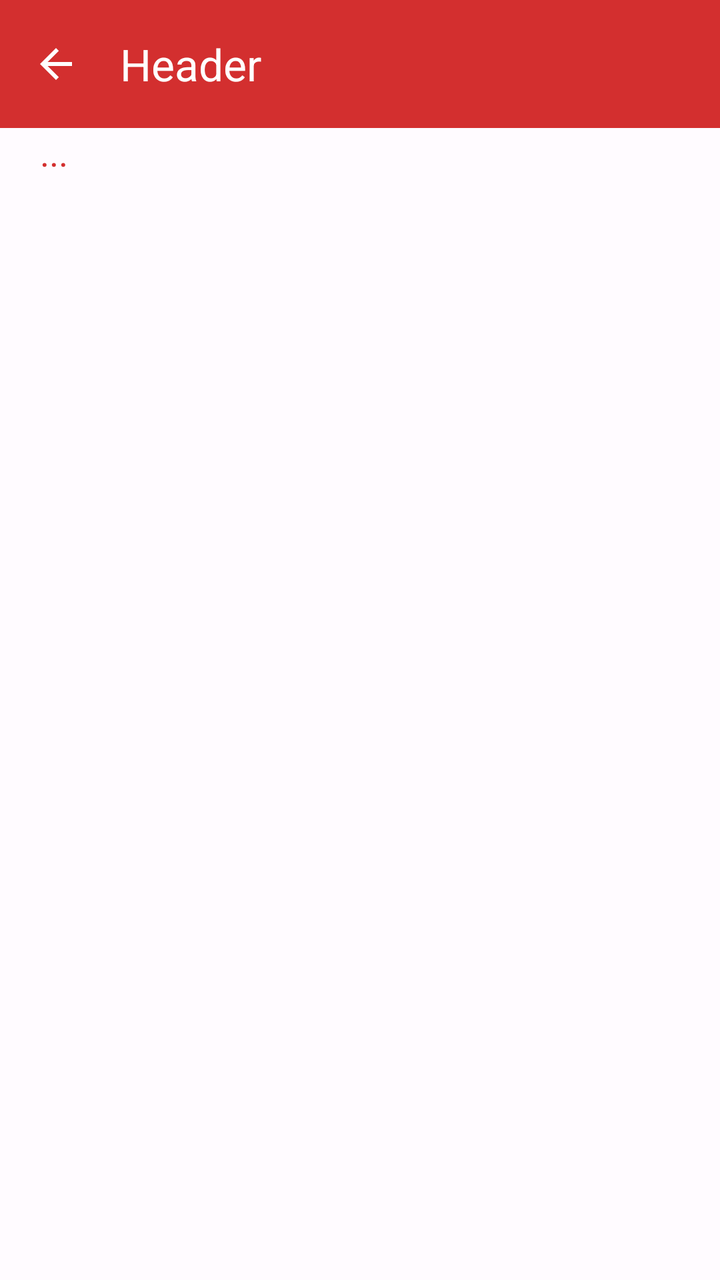
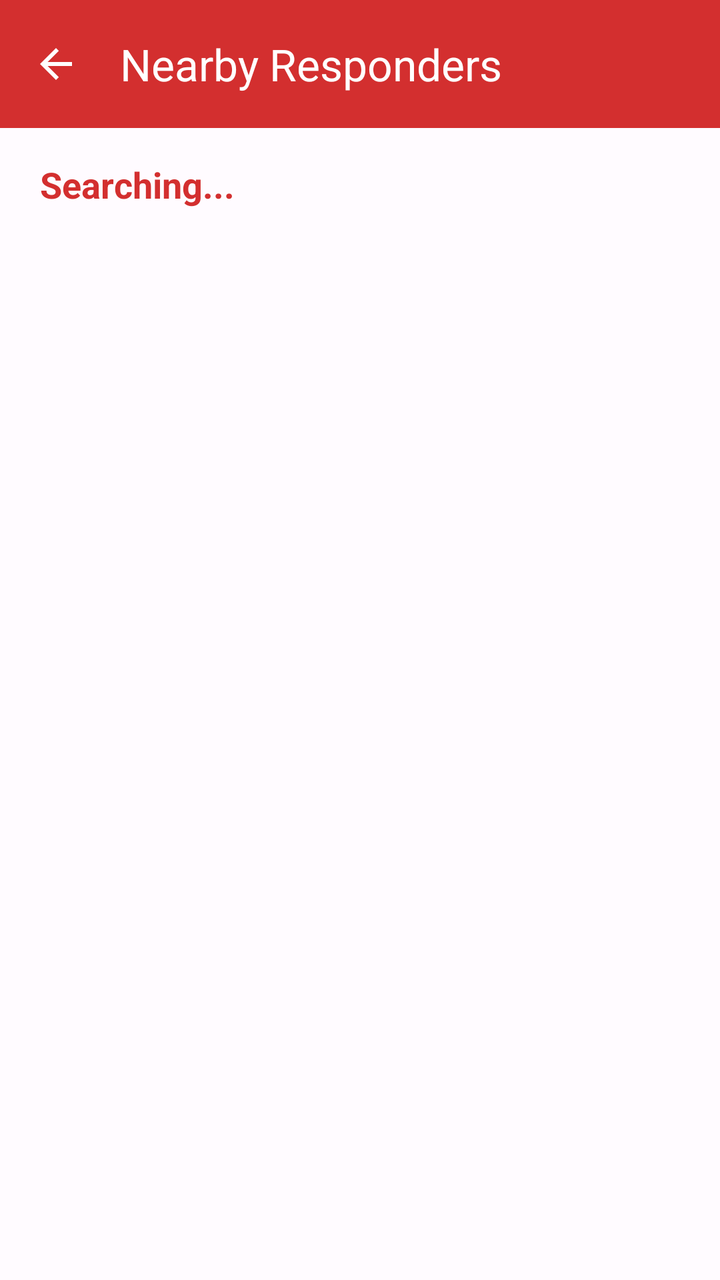

The first picture is an Android layout as it rendered before a commit; the second is the same layout after the commit. The layout source and the unified diff follow.
<!-- AndroidManifest.xml: application theme Theme.JERAPP -->
<!-- res/layout/activity_department_list.xml -->
<?xml version="1.0" encoding="utf-8"?>
<LinearLayout xmlns:android="http://schemas.android.com/apk/res/android"
    xmlns:app="http://schemas.android.com/apk/res-auto"
    xmlns:tools="http://schemas.android.com/tools"
    android:layout_width="match_parent"
    android:layout_height="match_parent"
    android:orientation="vertical"
    android:background="@color/background"
    android:fitsSystemWindows="true">

    <com.google.android.material.appbar.MaterialToolbar
        android:id="@+id/topToolbar"
        android:layout_width="match_parent"
        android:layout_height="?attr/actionBarSize"
        android:background="?attr/colorPrimary"
        app:title="Header"
        app:titleTextColor="@color/white"
        app:navigationIcon="@drawable/ic_back" />

    <TextView
        android:id="@+id/statusText"
        android:layout_width="wrap_content"
        android:layout_height="wrap_content"
        android:text="..."
        android:textSize="18sp"
        android:layout_marginBottom="16dp"
        android:textColor="@color/primary"
        android:paddingLeft="20dp"
        android:paddingRight="20dp"/>

    <androidx.recyclerview.widget.RecyclerView
        android:id="@+id/deptRecyclerView"
        android:layout_width="match_parent"
        android:layout_height="match_parent"
        android:paddingLeft="20dp"
        android:paddingRight="20dp"/>

    <androidx.appcompat.widget.Toolbar
        android:id="@+id/my_toolbar"
        android:layout_width="match_parent"
        android:layout_height="?attr/actionBarSize"
        android:background="@color/primary"
        app:titleTextColor="@color/background" />

</LinearLayout>
<!-- resources referenced by this layout -->
<resources>
  <color name="background">#FFFBFF</color>
  <color name="primary">#D32F2F</color>
  <color name="white">#FFFFFF</color>
  <!-- drawable ic_back (drawable) -->
  <vector
      xmlns:android="http://schemas.android.com/apk/res/android"
      android:autoMirrored="true"
      android:height="24dp"
      android:tint="#FFFFFF"
      android:viewportHeight="24"
      android:viewportWidth="24"
      android:width="24dp">
        
      <path
          android:fillColor="@android:color/white"
          android:pathData="M20,11H7.83l5.59,-5.59L12,4l-8,8 8,8 1.41,-1.41L7.83,13H20v-2z"/>
      
  </vector>
  <style name="Theme.JERAPP" parent="Theme.Material3.DayNight.NoActionBar">
          <item name="colorPrimary">@color/primary</item>
          <item name="android:statusBarColor">@color/background</item>
          <item name="android:windowLightStatusBar">true</item>
      </style>
</resources>

<!-- the commit's change to res/layout/activity_department_list.xml (unified diff, before → after) -->
@@ -1,45 +1,45 @@
 <?xml version="1.0" encoding="utf-8"?>
 <LinearLayout xmlns:android="http://schemas.android.com/apk/res/android"
     xmlns:app="http://schemas.android.com/apk/res-auto"
-    xmlns:tools="http://schemas.android.com/tools"
     android:layout_width="match_parent"
     android:layout_height="match_parent"
     android:orientation="vertical"
-    android:background="@color/background"
-    android:fitsSystemWindows="true">
+    android:background="@color/background">
 
-    <com.google.android.material.appbar.MaterialToolbar
-        android:id="@+id/topToolbar"
+    
+    <com.google.android.material.appbar.AppBarLayout
         android:layout_width="match_parent"
-        android:layout_height="?attr/actionBarSize"
-        android:background="?attr/colorPrimary"
-        app:title="Header"
-        app:titleTextColor="@color/white"
-        app:navigationIcon="@drawable/ic_back" />
+        android:layout_height="wrap_content"
+        android:fitsSystemWindows="true"
+        android:background="?attr/colorPrimary">
+
+        <com.google.android.material.appbar.MaterialToolbar
+            android:id="@+id/topToolbar"
+            android:layout_width="match_parent"
+            android:layout_height="?attr/actionBarSize"
+            app:title="Nearby Responders"
+            app:titleTextColor="@color/white"
+            app:navigationIcon="@drawable/ic_back" />
+
+    </com.google.android.material.appbar.AppBarLayout>
 
     <TextView
         android:id="@+id/statusText"
-        android:layout_width="wrap_content"
+        android:layout_width="match_parent"
         android:layout_height="wrap_content"
-        android:text="..."
+        android:text="Searching..."
         android:textSize="18sp"
+        android:layout_marginTop="16dp"
         android:layout_marginBottom="16dp"
         android:textColor="@color/primary"
-        android:paddingLeft="20dp"
-        android:paddingRight="20dp"/>
+        android:paddingHorizontal="20dp"
+        android:textStyle="bold"/>
 
     <androidx.recyclerview.widget.RecyclerView
         android:id="@+id/deptRecyclerView"
         android:layout_width="match_parent"
         android:layout_height="match_parent"
-        android:paddingLeft="20dp"
-        android:paddingRight="20dp"/>
-
-    <androidx.appcompat.widget.Toolbar
-        android:id="@+id/my_toolbar"
-        android:layout_width="match_parent"
-        android:layout_height="?attr/actionBarSize"
-        android:background="@color/primary"
-        app:titleTextColor="@color/background" />
+        android:paddingHorizontal="20dp"
+        android:clipToPadding="false"/>
 
 </LinearLayout>
<!-- resource entries referenced after the edit -->
@@ -19,9 +19,21 @@
       
   </vector>
   <style name="Theme.JERAPP" parent="Theme.Material3.DayNight.NoActionBar">
+          
           <item name="colorPrimary">@color/primary</item>
-          <item name="android:statusBarColor">@color/background</item>
-          <item name="android:windowLightStatusBar">true</item>
+  
+          
+          <item name="android:statusBarColor">@android:color/transparent</item>
+          <item name="android:navigationBarColor">@android:color/transparent</item>
+  
+          
+          
+          
+          <item name="android:windowLightStatusBar">false</item>
+          <item name="android:windowLightNavigationBar">true</item>
+  
+          
+          <item name="android:windowLayoutInDisplayCutoutMode">shortEdges</item>
       </style>
 </resources>
 
